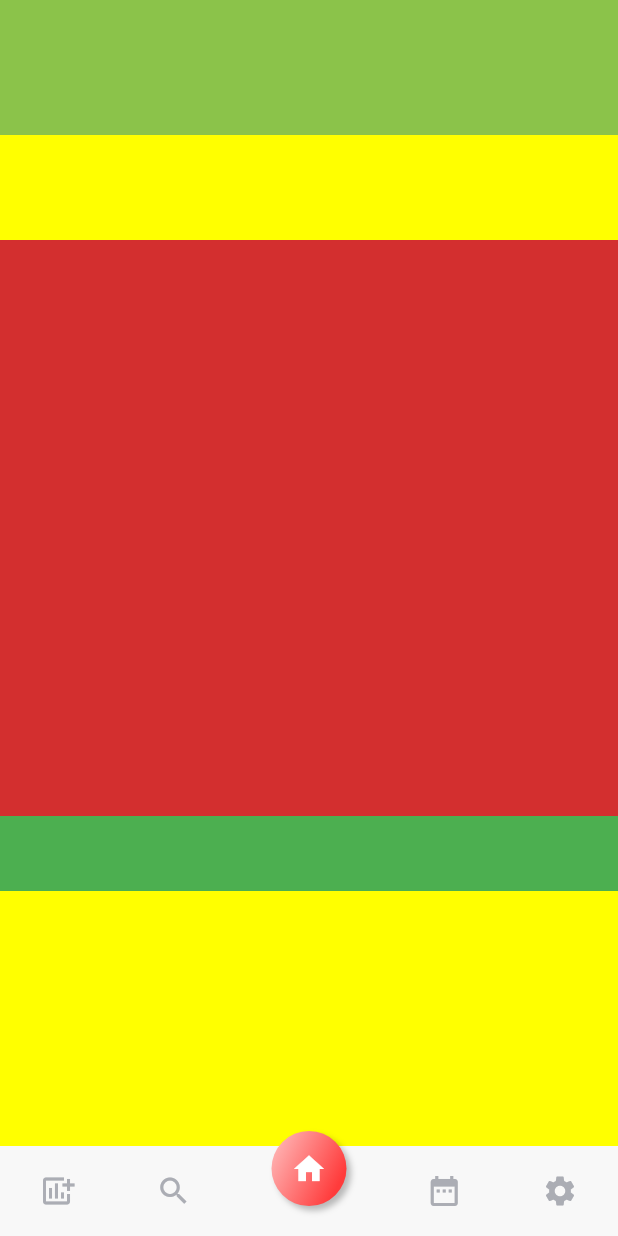
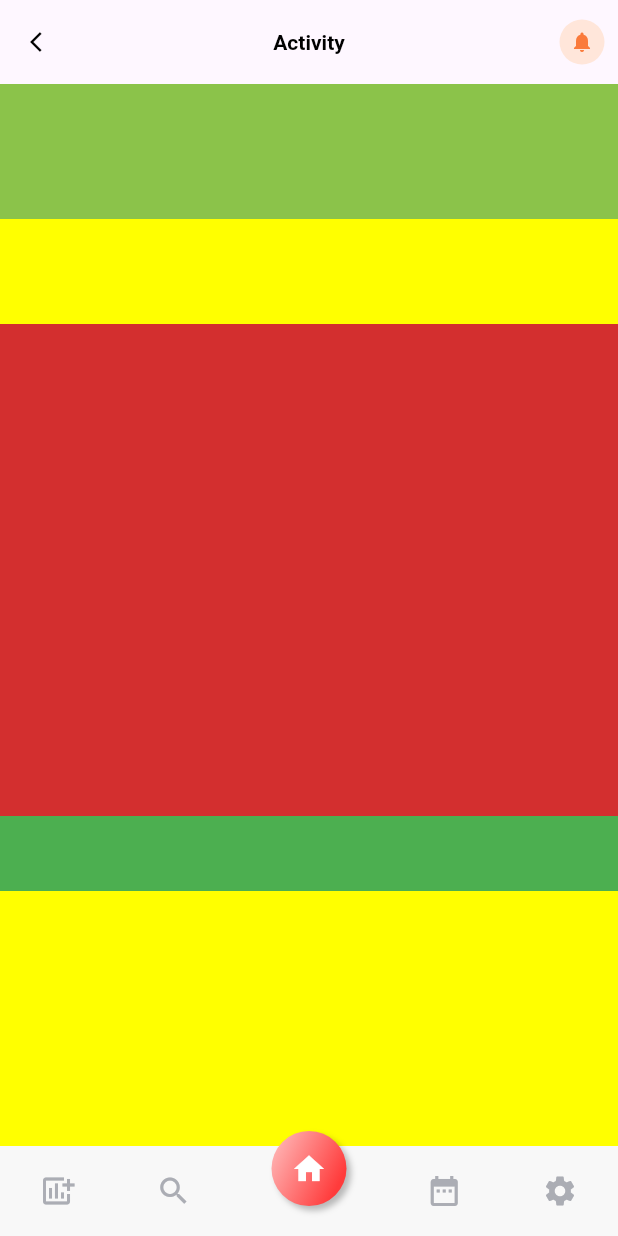
Before and after one commit to daracoo/fitness-tracker, a Flutter app: the HomePage screen opened directly, after a tap on "Cycling", on a phone screen of 412 x 824 dp. Run offline on Flutter 3.47's test engine with Material 3 defaults, Android fonts, the phone set to English and light mode, and no system bars.

Commit message:
Add AppBar in 'Details' Screen

```diff
--- a/lib/main.dart
+++ b/lib/main.dart
@@ -24,7 +24,7 @@ class MyApp extends StatelessWidget {
         '/': (context) => HomePage(),
         '/details': (context) => DetailsPage(),
       },
-        initialRoute: '/',
+        initialRoute: '/details',
     );
   }
 }
--- a/lib/pages/details/details.dart
+++ b/lib/pages/details/details.dart
@@ -1,3 +1,4 @@
+import 'package:fitness_tracker/pages/details/widgets/appbar.dart';
 import 'package:fitness_tracker/pages/details/widgets/dates.dart';
 import 'package:fitness_tracker/pages/details/widgets/graph.dart';
 import 'package:fitness_tracker/pages/details/widgets/info.dart';
@@ -12,6 +13,7 @@ class DetailsPage extends StatelessWidget {
   @override
   Widget build(BuildContext context) {
     return Scaffold(
+      appBar: const MainAppBar(),
       body: Column(
         children: [
           Dates(),
@@ -19,7 +21,7 @@ class DetailsPage extends StatelessWidget {
           Graph(),
           Info(),
           Stats(),
-          BottomNavigation()
+          BottomNavigation(),
         ],
       ),
     );
--- /dev/null
+++ b/lib/pages/details/widgets/appbar.dart
@@ -0,0 +1,50 @@
+import 'package:flutter/material.dart';
+
+class MainAppBar extends StatelessWidget implements PreferredSizeWidget {
+  const MainAppBar({Key? key}) : super(key: key);
+
+  @override
+  Widget build(BuildContext context) {
+    return AppBar(
+      backgroundColor: Colors.transparent,
+      elevation: 0,
+      leading: IconButton(
+        onPressed: () {},
+        icon: Icon(
+          Icons.arrow_back_ios,
+          color: Colors.black,
+          size: 16,
+        ),
+      ),
+      title: Text(
+        'Activity',
+        style: TextStyle(
+          color: Colors.black,
+          fontWeight: FontWeight.bold,
+          fontSize: 14,
+        ),
+      ),
+      centerTitle: true,
+      actions: [
+        TextButton(
+          onPressed: () {},
+          child: Icon(
+            Icons.notifications,
+            size: 16,
+          ),
+          style: ElevatedButton.styleFrom(
+            padding: const EdgeInsets.all(5),
+            maximumSize: Size(30, 30),
+            minimumSize: Size(30, 30),
+            foregroundColor: Color(0xfffa7a3b),
+            shape: CircleBorder(),
+            backgroundColor: Color(0xffffe6da),
+          ),
+        ),
+      ],
+    );
+  }
+
+  @override
+  Size get preferredSize => Size.fromHeight(kToolbarHeight);
+}
--- a/lib/pages/home/widgets/activity.dart
+++ b/lib/pages/home/widgets/activity.dart
@@ -64,7 +64,7 @@ class ActivityItem extends StatelessWidget {
             padding: const EdgeInsets.all(4),
             decoration: BoxDecoration(
               shape: BoxShape.circle,
-              color: Color(0xffcff2ff),
+              color: Color(0xfff87676),
             ),
             height: 35,
             width: 35,
```
